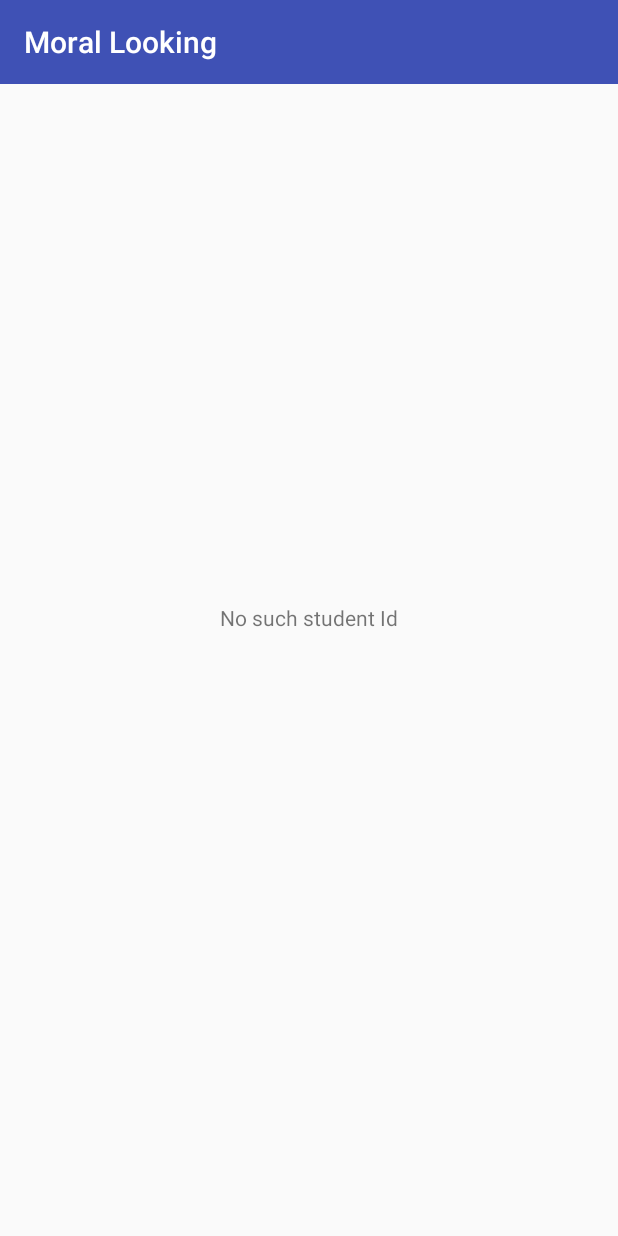
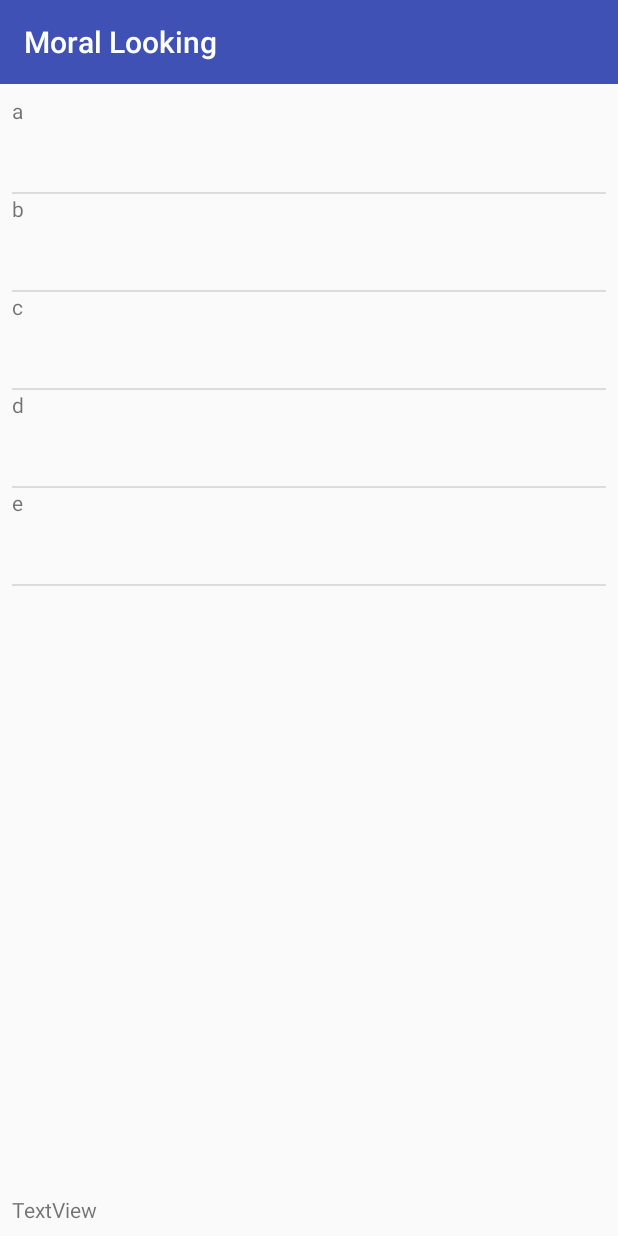
Before and after one commit to wafer-li/Moral, an Android app: the MoralLookingActivity screen opened directly, with no data from a screen before it, on a phone screen of 412 x 824 dp. Run offline under Robolectric (Android 15) with nearby library versions, the phone set to English and light mode, and no system bars.

Commit message:
Add recycler to display event detail

```diff
--- /dev/null
+++ b/app/src/main/kotlin/com/wafer/moral/EventAdapter.kt
@@ -0,0 +1,30 @@
+package com.wafer.moral
+
+import android.support.v7.widget.RecyclerView
+import android.view.LayoutInflater
+import android.view.View
+import android.view.ViewGroup
+import android.widget.TextView
+
+/**
+ * The EventAdapter class
+ * Please put more info here.
+ * @author wafer
+ * @since 17/4/15 18:03
+ */
+
+class EventAdapter(private val data: Array<out String>) : RecyclerView.Adapter<EventAdapter.ViewHolder>() {
+
+    override fun onBindViewHolder(holder: ViewHolder?, position: Int) {
+        val textView = holder?.textView?.findViewById(R.id.event) as TextView
+        textView.text = data[position]
+    }
+
+    override fun onCreateViewHolder(parent: ViewGroup?, viewType: Int): ViewHolder {
+        return ViewHolder(LayoutInflater.from(parent!!.context).inflate(R.layout.content_event, parent, false))
+    }
+
+    override fun getItemCount(): Int = data.size
+
+    class ViewHolder(val textView: View) : RecyclerView.ViewHolder(textView)
+}
--- a/app/src/main/kotlin/com/wafer/moral/MoralLookingActivity.kt
+++ b/app/src/main/kotlin/com/wafer/moral/MoralLookingActivity.kt
@@ -1,7 +1,9 @@
 package com.wafer.moral
 
+import android.os.Bundle
 import android.support.v7.app.AppCompatActivity
-import android.os.Bundle
+import android.support.v7.widget.DividerItemDecoration
+import android.support.v7.widget.LinearLayoutManager
 import kotlinx.android.synthetic.main.activity_moral_looking.*
 
 class MoralLookingActivity : AppCompatActivity() {
@@ -11,13 +13,11 @@ class MoralLookingActivity : AppCompatActivity() {
         setContentView(R.layout.activity_moral_looking)
 
         val studentId = intent.getStringExtra(Constants.STUDENT_ID)
-        val student = TestData.userMoralData.find { it.id == studentId }
 
-        if (student == null) {
-            moralText.text = getString(R.string.no_student)
-        }
-        else {
-            moralText.text = getString(R.string.moral_is).format(student.moral)
-        }
+        events.setHasFixedSize(true)
+        events.layoutManager = LinearLayoutManager(this)
+        events.adapter = EventAdapter(resources.getStringArray(R.array.events))
+
+        events.addItemDecoration(DividerItemDecoration(this, DividerItemDecoration.VERTICAL))
     }
 }
--- a/app/src/main/res/layout/activity_moral_looking.xml
+++ b/app/src/main/res/layout/activity_moral_looking.xml
@@ -14,29 +14,37 @@
             android:theme="?attr/actionBarTheme"
             android:minHeight="?attr/actionBarSize"
             android:id="@+id/moral_toolbar"
-            android:layout_marginRight="0dp"
             app:layout_constraintRight_toRightOf="parent"
-            android:layout_marginLeft="0dp"
             app:layout_constraintLeft_toLeftOf="parent"
             app:title="@string/moral_looking_title"
             app:layout_constraintTop_toTopOf="parent"
-            android:layout_marginTop="0dp"/>
+            />
 
-    <TextView
-            android:text="@string/moral_is"
+    <android.support.v7.widget.RecyclerView
             android:layout_width="0dp"
             android:layout_height="0dp"
-            android:id="@+id/moralText"
             android:layout_marginRight="8dp"
             app:layout_constraintRight_toRightOf="parent"
             android:layout_marginLeft="8dp"
             app:layout_constraintLeft_toLeftOf="parent"
+            app:layout_constraintHorizontal_bias="0.0"
+            android:layout_marginTop="8dp"
+            app:layout_constraintTop_toBottomOf="@+id/moral_toolbar"
+            android:id="@+id/events"
+            android:layout_marginBottom="8dp"
+            app:layout_constraintBottom_toTopOf="@+id/total_point"
+            app:layout_constraintVertical_bias="0.0"/>
+
+    <TextView
+            android:text="TextView"
+            android:layout_width="0dp"
+            android:layout_height="wrap_content"
+            android:id="@+id/total_point"
             app:layout_constraintBottom_toBottomOf="parent"
             android:layout_marginBottom="8dp"
-            app:layout_constraintTop_toTopOf="parent"
-            android:layout_marginTop="8dp"
-            android:textAlignment="center"
-            android:gravity="center"
-            android:layout_marginStart="8dp"
-            android:layout_marginEnd="8dp"/>
+            android:layout_marginLeft="8dp"
+            app:layout_constraintLeft_toLeftOf="parent"
+            android:layout_marginRight="8dp"
+            app:layout_constraintRight_toRightOf="parent"/>
+
 </android.support.constraint.ConstraintLayout>
--- /dev/null
+++ b/app/src/main/res/layout/content_event.xml
@@ -0,0 +1,11 @@
+<?xml version="1.0" encoding="utf-8"?>
+<LinearLayout xmlns:android="http://schemas.android.com/apk/res/android"
+              android:orientation="vertical"
+              android:layout_width="match_parent"
+              android:layout_height="?attr/listPreferredItemHeight">
+
+    <TextView
+            android:layout_width="match_parent"
+            android:layout_height="wrap_content"
+            android:id="@+id/event"/>
+</LinearLayout>
--- /dev/null
+++ b/app/src/main/res/values/array.xml
@@ -0,0 +1,10 @@
+<?xml version="1.0" encoding="utf-8"?>
+<resources>
+    <string-array name="events">
+        <item>a</item>
+        <item>b</item>
+        <item>c</item>
+        <item>d</item>
+        <item>e</item>
+    </string-array>
+</resources>
```
